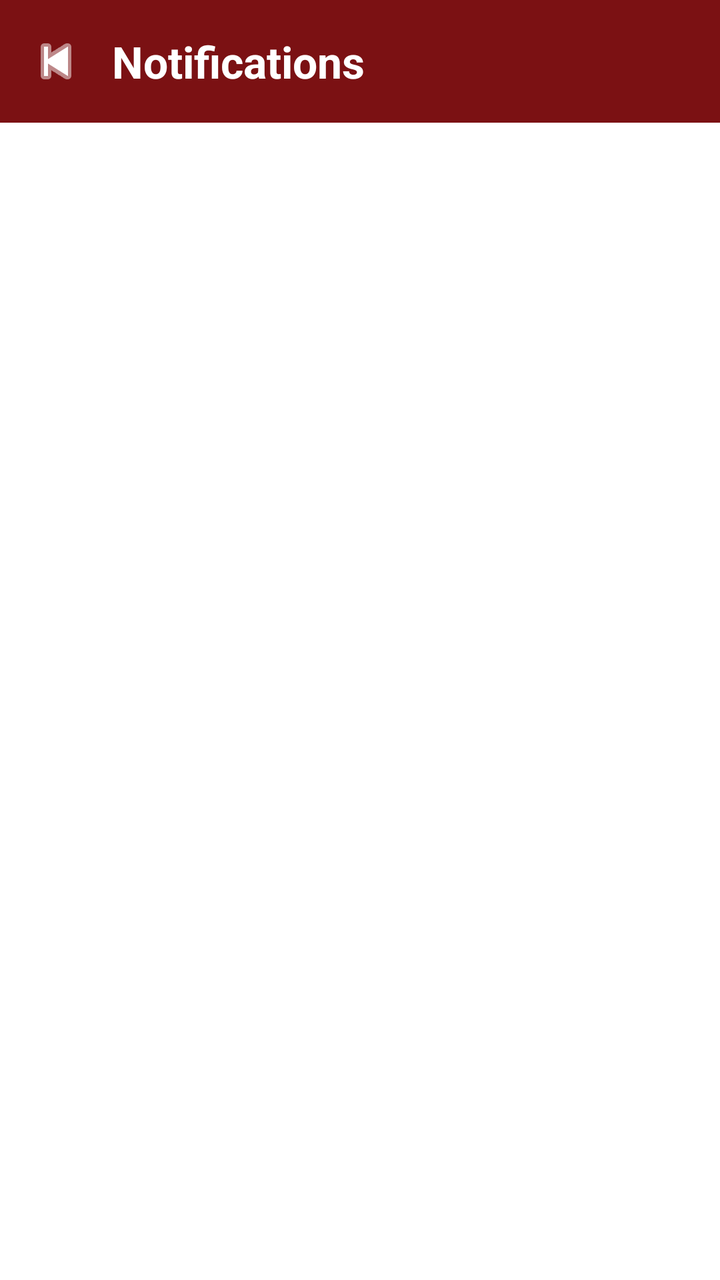
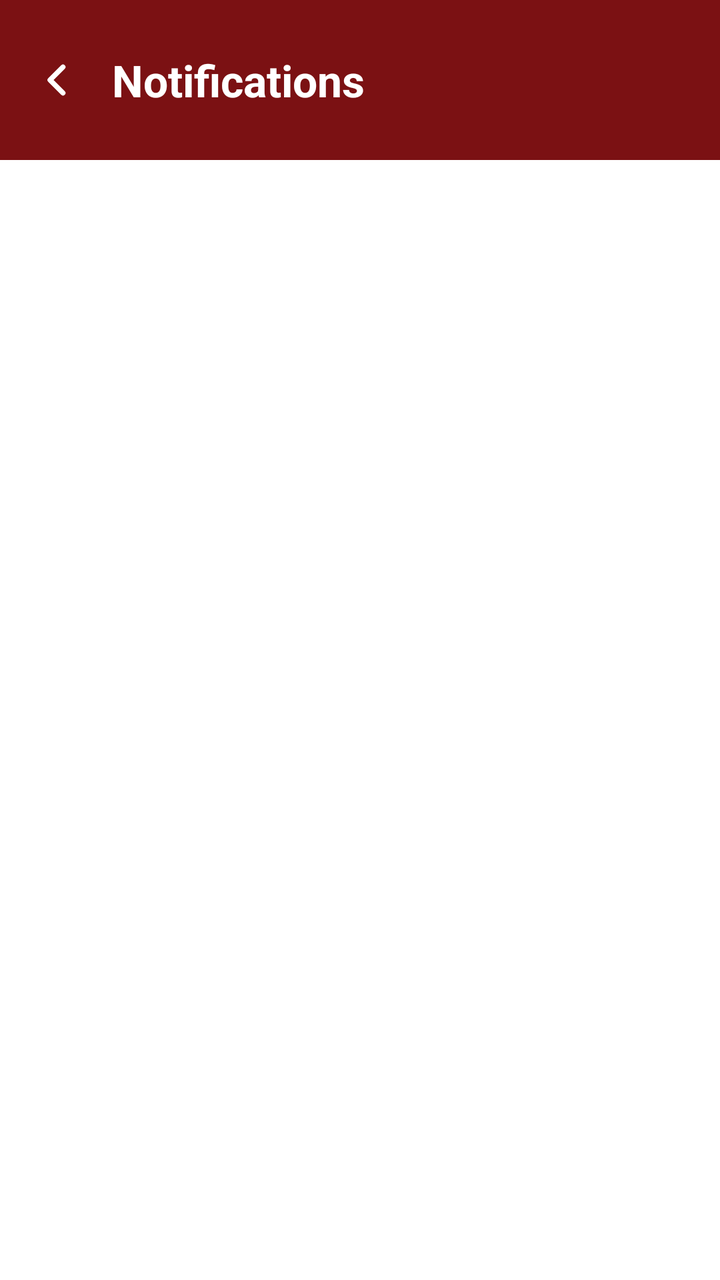

Two renders of the same Android screen: before a commit and after it. Below are the layout's source before the change and the commit's diff.
<!-- AndroidManifest.xml: application theme Theme.FixItFinderApp -->
<!-- res/layout/activity_notifications.xml -->
<?xml version="1.0" encoding="utf-8"?>
<androidx.constraintlayout.widget.ConstraintLayout
    xmlns:android="http://schemas.android.com/apk/res/android"
    xmlns:app="http://schemas.android.com/apk/res-auto"
    android:layout_width="match_parent"
    android:layout_height="match_parent"
    android:background="@color/white">

    <LinearLayout
        android:id="@+id/headerLayout"
        android:layout_width="match_parent"
        android:layout_height="wrap_content"
        android:orientation="horizontal"
        android:background="@color/color_primary"
        android:padding="16dp"
        android:gravity="center_vertical"
        app:layout_constraintTop_toTopOf="parent"
        app:layout_constraintStart_toStartOf="parent"
        app:layout_constraintEnd_toEndOf="parent">

        <ImageButton
            android:id="@+id/btnBack"
            android:layout_width="24dp"
            android:layout_height="24dp"
            android:src="@android:drawable/ic_media_previous"
            android:tint="@color/white"
            android:padding="4dp"
            android:background="?attr/selectableItemBackgroundBorderless"
            android:contentDescription="Back"
            android:layout_marginEnd="16dp" />

        <TextView
            android:id="@+id/tvHeaderTitle"
            android:layout_width="0dp"
            android:layout_height="wrap_content"
            android:layout_weight="1"
            android:text="Notifications"
            android:textSize="22sp"
            android:textStyle="bold"
            android:textColor="@color/white" />
    </LinearLayout>

    <androidx.recyclerview.widget.RecyclerView
        android:id="@+id/recyclerNotifications"
        android:layout_width="0dp"
        android:layout_height="0dp"
        android:layout_marginTop="12dp"
        android:layout_marginStart="16dp"
        android:layout_marginEnd="16dp"
        app:layout_constraintTop_toBottomOf="@id/headerLayout"
        app:layout_constraintStart_toStartOf="parent"
        app:layout_constraintEnd_toEndOf="parent"
        app:layout_constraintBottom_toBottomOf="parent" />

    <TextView
        android:id="@+id/tvEmptyNotifications"
        android:layout_width="0dp"
        android:layout_height="wrap_content"
        android:text="No notifications yet."
        android:textColor="#757575"
        android:textSize="14sp"
        android:gravity="center"
        android:visibility="gone"
        app:layout_constraintTop_toBottomOf="@id/headerLayout"
        app:layout_constraintStart_toStartOf="parent"
        app:layout_constraintEnd_toEndOf="parent"
        app:layout_constraintBottom_toBottomOf="parent" />

</androidx.constraintlayout.widget.ConstraintLayout>
<!-- resources referenced by this layout -->
<resources>
  <color name="color_primary">#7B1113</color>
  <color name="white">#FFFFFFFF</color>
  <style name="Theme.FixItFinderApp" parent="Base.Theme.FixItFinderApp" />
  <style name="Base.Theme.FixItFinderApp" parent="Theme.Material3.DayNight.NoActionBar">
          <item name="colorPrimary">@color/color_primary</item>
          <item name="colorSecondary">@color/color_secondary</item>
          <item name="colorSurface">@color/color_background</item>
          <item name="colorOnSurface">@color/color_text_dark</item>
          <item name="colorPrimaryContainer">@color/color_primary</item>
          <item name="colorOnPrimary">@color/color_background</item>
      </style>
  <color name="color_secondary">#825037</color>
  <color name="color_background">#FFFFFF</color>
  <color name="color_text_dark">#2C2C2C</color>
</resources>

<!-- the commit's change to res/layout/activity_notifications.xml (unified diff, before → after) -->
@@ -20,9 +20,9 @@
 
         <ImageButton
             android:id="@+id/btnBack"
-            android:layout_width="24dp"
-            android:layout_height="24dp"
-            android:src="@android:drawable/ic_media_previous"
+            android:layout_width="@dimen/back_btn_width"
+            android:layout_height="@dimen/back_btn_height"
+            android:src="@drawable/ic_back_chevron"
             android:tint="@color/white"
             android:padding="4dp"
             android:background="?attr/selectableItemBackgroundBorderless"
<!-- resource entries referenced after the edit -->
@@ -2,6 +2,23 @@
 <resources>
   <color name="color_primary">#7B1113</color>
   <color name="white">#FFFFFFFF</color>
+  <dimen name="back_btn_height">48dp</dimen>
+  <dimen name="back_btn_width">24dp</dimen>
+  <!-- drawable ic_back_chevron (drawable) -->
+  <?xml version="1.0" encoding="utf-8"?>
+  <vector xmlns:android="http://schemas.android.com/apk/res/android"
+      android:width="24dp"
+      android:height="24dp"
+      android:viewportWidth="24"
+      android:viewportHeight="24">
+      <path
+          android:fillColor="@android:color/transparent"
+          android:strokeColor="#000000"
+          android:strokeWidth="2.5"
+          android:strokeLineCap="round"
+          android:strokeLineJoin="round"
+          android:pathData="M15.5,5.5 L9,12 L15.5,18.5" />
+  </vector>
   <style name="Theme.FixItFinderApp" parent="Base.Theme.FixItFinderApp" />
   <style name="Base.Theme.FixItFinderApp" parent="Theme.Material3.DayNight.NoActionBar">
           <item name="colorPrimary">@color/color_primary</item>
